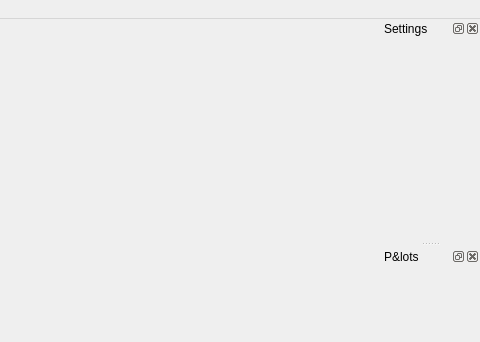
This is ui-qt/ui/MainWindow.ui in spirit-code/spirit as Qt 5 draws it before an edit; both pictures show x 738 to 1218 and y 0 to 342 of the 1218 by 718 pixel window. The edited form follows.
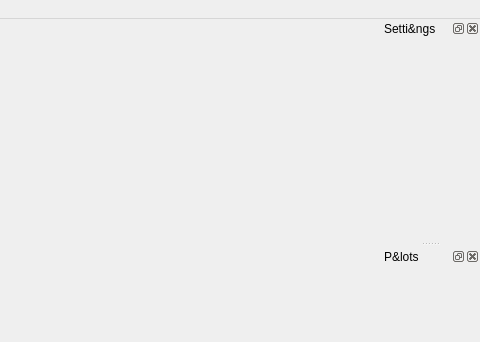
This is the edited form.

Commit message: Fixed infinite mutex lock when loading System from cfg. Also improved UI-QT slightly (file menu and added updates when system is loaded from cfg).

```diff
--- a/ui-qt/ui/MainWindow.ui
+++ b/ui-qt/ui/MainWindow.ui
@@ -186,7 +186,7 @@
     <bool>false</bool>
    </property>
    <property name="windowTitle">
-    <string>Settings</string>
+    <string>Setti&amp;ngs</string>
    </property>
    <attribute name="dockWidgetArea">
     <number>2</number>
```
Left out of the diff: 9 changed lines with no effect on the pictures. The commit also changes 2 other files.
